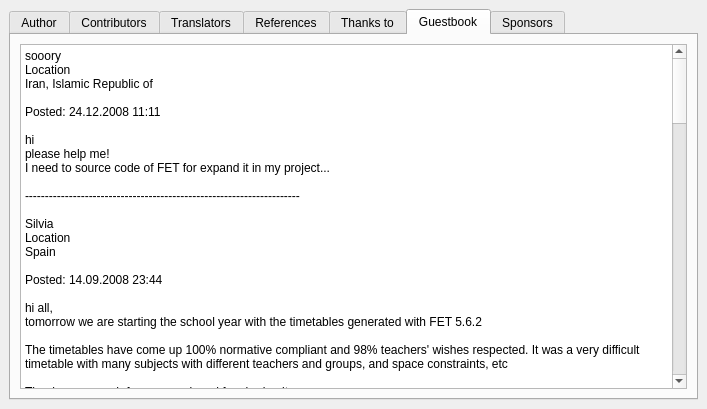
Qt form fet/src/interface/helpaboutform_template.ui (vonmecheln/fet) before a commit.
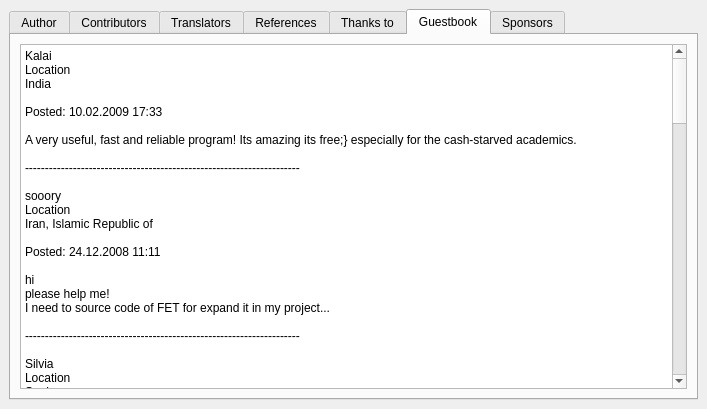
The same form after that commit. The open tabs and pages were chosen to show the change.

```diff
--- a/fet/src/interface/helpaboutform_template.ui
+++ b/fet/src/interface/helpaboutform_template.ui
@@ -399,7 +399,17 @@
 &lt;html>&lt;head>&lt;meta name="qrichtext" content="1" />&lt;style type="text/css">
 p, li { white-space: pre-wrap; }
 &lt;/style>&lt;/head>&lt;body style=" font-family:'Sans Serif'; font-size:10pt; font-weight:400; font-style:normal;">
-&lt;p style=" margin-top:0px; margin-bottom:0px; margin-left:0px; margin-right:0px; -qt-block-indent:0; text-indent:0px;">&lt;span style=" font-size:9pt;">sooory&lt;/span>&lt;/p>
+&lt;p style=" margin-top:0px; margin-bottom:0px; margin-left:0px; margin-right:0px; -qt-block-indent:0; text-indent:0px;">&lt;span style=" font-size:9pt;">Kalai&lt;/span>&lt;/p>
+&lt;p style=" margin-top:0px; margin-bottom:0px; margin-left:0px; margin-right:0px; -qt-block-indent:0; text-indent:0px; font-size:9pt;">Location&lt;/p>
+&lt;p style=" margin-top:0px; margin-bottom:0px; margin-left:0px; margin-right:0px; -qt-block-indent:0; text-indent:0px; font-size:9pt;">India&lt;/p>
+&lt;p style="-qt-paragraph-type:empty; margin-top:0px; margin-bottom:0px; margin-left:0px; margin-right:0px; -qt-block-indent:0; text-indent:0px; font-size:9pt;">&lt;/p>
+&lt;p style=" margin-top:0px; margin-bottom:0px; margin-left:0px; margin-right:0px; -qt-block-indent:0; text-indent:0px; font-size:9pt;">Posted: 10.02.2009 17:33&lt;/p>
+&lt;p style="-qt-paragraph-type:empty; margin-top:0px; margin-bottom:0px; margin-left:0px; margin-right:0px; -qt-block-indent:0; text-indent:0px; font-size:9pt;">&lt;/p>
+&lt;p style=" margin-top:0px; margin-bottom:0px; margin-left:0px; margin-right:0px; -qt-block-indent:0; text-indent:0px; font-size:9pt;">A very useful, fast and reliable program! Its amazing its free;} especially for the cash-starved academics.&lt;/p>
+&lt;p style="-qt-paragraph-type:empty; margin-top:0px; margin-bottom:0px; margin-left:0px; margin-right:0px; -qt-block-indent:0; text-indent:0px; font-size:9pt;">&lt;/p>
+&lt;p style=" margin-top:0px; margin-bottom:0px; margin-left:0px; margin-right:0px; -qt-block-indent:0; text-indent:0px; font-size:9pt;">---------------------------------------------------------------------&lt;/p>
+&lt;p style="-qt-paragraph-type:empty; margin-top:0px; margin-bottom:0px; margin-left:0px; margin-right:0px; -qt-block-indent:0; text-indent:0px; font-size:9pt;">&lt;/p>
+&lt;p style=" margin-top:0px; margin-bottom:0px; margin-left:0px; margin-right:0px; -qt-block-indent:0; text-indent:0px; font-size:9pt;">sooory&lt;/p>
 &lt;p style=" margin-top:0px; margin-bottom:0px; margin-left:0px; margin-right:0px; -qt-block-indent:0; text-indent:0px; font-size:9pt;">Location&lt;/p>
 &lt;p style=" margin-top:0px; margin-bottom:0px; margin-left:0px; margin-right:0px; -qt-block-indent:0; text-indent:0px; font-size:9pt;">Iran, Islamic Republic of&lt;/p>
 &lt;p style="-qt-paragraph-type:empty; margin-top:0px; margin-bottom:0px; margin-left:0px; margin-right:0px; -qt-block-indent:0; text-indent:0px; font-size:9pt;">&lt;/p>
```
Left out of the diff: 4 changed lines with no effect on the pictures.
